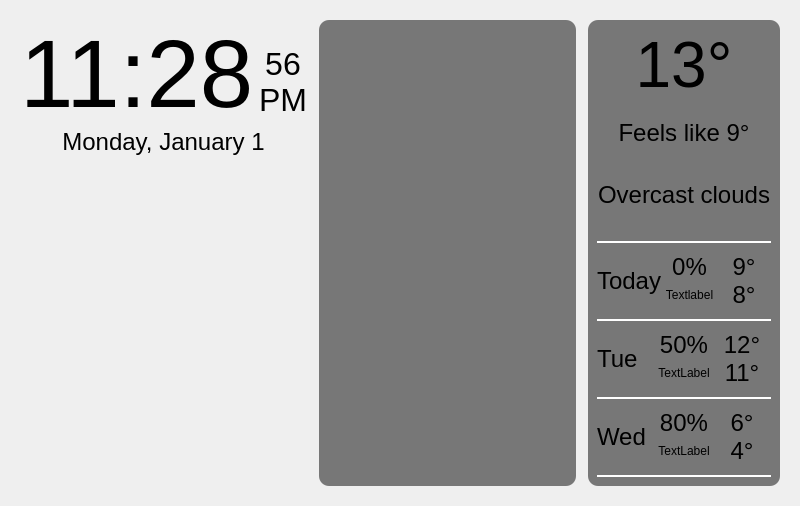
Qt form MainWindow.ui (jbacopulos/PiDashboard) before a commit.
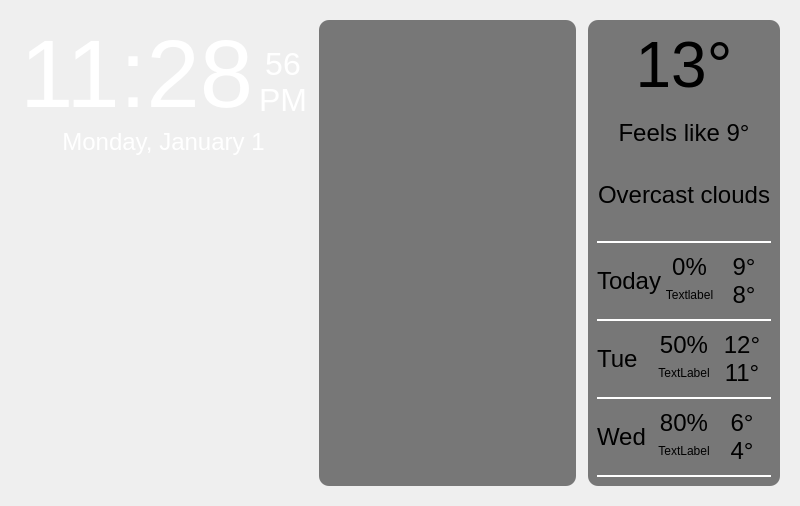
The same form after that commit.

Commit message: Try to fix text color

The edit to the form file:
```diff
--- a/MainWindow.ui
+++ b/MainWindow.ui
@@ -68,6 +68,11 @@
           <property name="layoutDirection">
            <enum>Qt::LayoutDirection::LeftToRight</enum>
           </property>
+          <property name="styleSheet">
+           <string notr="true">QLabel {
+	color: white
+}</string>
+          </property>
           <property name="text">
            <string>11:28</string>
           </property>
@@ -94,6 +99,11 @@
               <pointsize>24</pointsize>
              </font>
             </property>
+            <property name="styleSheet">
+             <string notr="true">QLabel {
+	color: white
+}</string>
+            </property>
             <property name="text">
              <string>56</string>
             </property>
@@ -109,6 +119,11 @@
               <pointsize>24</pointsize>
              </font>
             </property>
+            <property name="styleSheet">
+             <string notr="true">QLabel {
+	color: white
+}</string>
+            </property>
             <property name="text">
              <string>PM</string>
             </property>
@@ -128,6 +143,11 @@
           <pointsize>18</pointsize>
          </font>
         </property>
+        <property name="styleSheet">
+         <string notr="true">QLabel {
+	color: white
+}</string>
+        </property>
         <property name="text">
          <string>Monday, January 1</string>
         </property>
```
